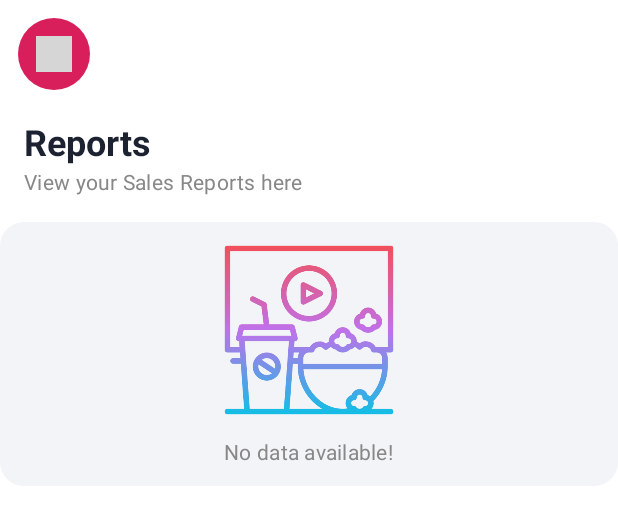
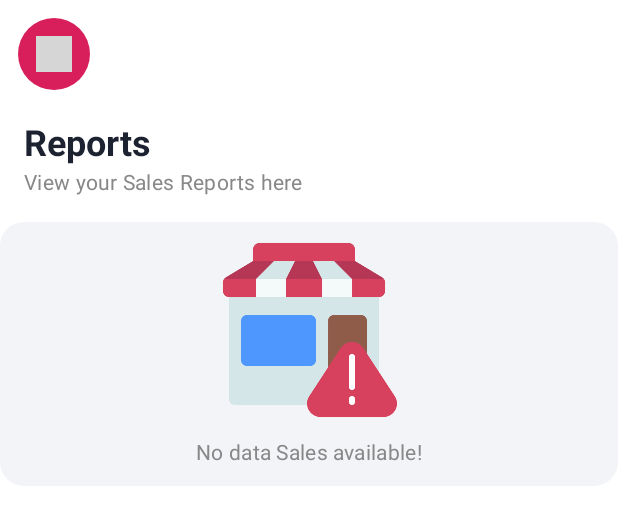
Before and after one commit to Dismas-Ospaltic/SalesNote, an Android app built with Jetpack Compose: the @Preview function ReportsScreenPreview, on a phone screen of 412 x 824 dp. Shown: the top 525 px of the screen. Run offline under Robolectric (Android 15) with nearby library versions, the phone set to English and light mode, and no system bars; our stand-ins replace accompanist; 1 statement that could not run was skipped; grey boxes are pictures that could not be loaded.

Commit message:
logical error bug fix

```diff
--- a/app/src/main/java/com/st11/salesnote/data/local/SingleSaleDao.kt
+++ b/app/src/main/java/com/st11/salesnote/data/local/SingleSaleDao.kt
@@ -6,6 +6,7 @@ package com.st11.salesnote.data.local
 import androidx.room.Dao
 import androidx.room.Insert
 import androidx.room.OnConflictStrategy
+import androidx.room.PrimaryKey
 import androidx.room.Query
 import androidx.room.Update
 import com.st11.salesnote.model.DailySalesReport
@@ -30,14 +31,15 @@ interface SingleSaleDao {
 
 
 
+
     @Query("""
     SELECT
         date,
-        SUM(CASE WHEN saleType = 'Cash' THEN totalPaid ELSE 0 END) AS cash,
-        SUM(CASE WHEN saleType = 'Bank' THEN totalPaid ELSE 0 END) AS bank,
-        SUM(CASE WHEN saleType = 'M-pesa' THEN totalPaid ELSE 0 END) AS mpesa,
-        SUM(CASE WHEN saleType NOT IN ('Cash','Bank','M-pesa') THEN totalPaid ELSE 0 END) AS other,
-        SUM(totalPaid) AS total
+        SUM(CASE WHEN saleType = 'Cash' THEN totalSale ELSE 0 END) AS cash,
+        SUM(CASE WHEN saleType = 'Bank' THEN totalSale ELSE 0 END) AS bank,
+        SUM(CASE WHEN saleType = 'M-pesa' THEN totalSale ELSE 0 END) AS mpesa,
+        SUM(CASE WHEN saleType NOT IN ('Cash','Bank','M-pesa') THEN totalSale ELSE 0 END) AS other,
+        SUM(totalSale) AS total
     FROM single_sale
     GROUP BY date
     ORDER BY date ASC
--- a/app/src/main/java/com/st11/salesnote/screens/HomeScreen.kt
+++ b/app/src/main/java/com/st11/salesnote/screens/HomeScreen.kt
@@ -72,7 +72,7 @@ import org.koin.androidx.compose.koinViewModel
 @Composable
 fun HomeScreen(navController: NavController) {
     val backgroundColor = colorResource(id = R.color.raspberry)
-    DynamicStatusBar(colorResource(id = R.color.white))
+    DynamicStatusBar(colorResource(id = R.color.raspberry))
     // ✅ Define states for search
     var isSearching by remember { mutableStateOf(false) }
     var searchQuery by remember { mutableStateOf("") }
--- a/app/src/main/java/com/st11/salesnote/screens/ReportsScreen.kt
+++ b/app/src/main/java/com/st11/salesnote/screens/ReportsScreen.kt
@@ -165,13 +165,13 @@ fun ReportsScreen(navController: NavController) {
                                 horizontalAlignment = Alignment.CenterHorizontally
                             ) {
                                 Image(
-                                    painter = painterResource(id = R.drawable.watchingamovie), // Replace with your image in res/drawable
+                                    painter = painterResource(id = R.drawable.shop), // Replace with your image in res/drawable
                                     contentDescription = "No Data",
                                     modifier = Modifier.size(120.dp)
                                 )
                                 Spacer(modifier = Modifier.height(12.dp))
                                 Text(
-                                    text = "No data available!",
+                                    text = "No data Sales available!",
                                     color = Color.Gray,
                                     style = MaterialTheme.typography.bodyMedium
                                 )
@@ -221,6 +221,11 @@ fun ReportsScreen(navController: NavController) {
                             Spacer(Modifier.height(4.dp))
                             Text(
                                 "M-pesa payments: ${report.mpesa}",
+                                style = MaterialTheme.typography.bodyMedium
+                            )
+                            Spacer(Modifier.height(4.dp))
+                            Text(
+                                "Other payments: ${report.other}",
                                 style = MaterialTheme.typography.bodyMedium
                             )
 //                            }
--- a/app/src/main/java/com/st11/salesnote/screens/SettingSreen.kt
+++ b/app/src/main/java/com/st11/salesnote/screens/SettingSreen.kt
@@ -2,6 +2,7 @@ package com.st11.salesnote.screens
 
 import android.content.Intent
 import android.net.Uri
+import androidx.compose.foundation.background
 import androidx.compose.foundation.clickable
 import androidx.compose.foundation.layout.*
 import androidx.compose.foundation.rememberScrollState
@@ -59,7 +60,8 @@ fun SettingScreen(navController: NavController) {
                 )
             )
         },
-        containerColor = colorResource(id = R.color.raspberry)
+
+        containerColor = colorResource(id = R.color.light_bg_color)
     ) { paddingValues ->
 
         Column(
@@ -68,6 +70,7 @@ fun SettingScreen(navController: NavController) {
                 .padding(paddingValues)
                 .padding(horizontal = 16.dp, vertical = 12.dp)
                 .verticalScroll(rememberScrollState()) // ✅ Scrollable content
+//                .background(colorResource(id = R.color.light_bg_color))
         ) {
 
             SettingCard(
--- a/app/src/main/java/com/st11/salesnote/screens/components/AddSalePopUp.kt
+++ b/app/src/main/java/com/st11/salesnote/screens/components/AddSalePopUp.kt
@@ -43,6 +43,7 @@ import androidx.compose.ui.text.input.KeyboardType
 import androidx.compose.ui.unit.dp
 import androidx.compose.ui.unit.sp
 import androidx.compose.ui.window.Dialog
+import androidx.room.PrimaryKey
 import com.st11.salesnote.R
 import com.st11.salesnote.model.SingleProductEntity
 import com.st11.salesnote.model.SingleSaleEntity
@@ -248,6 +249,7 @@ fun AddSalePopUp(
     var paymentMethod by remember { mutableStateOf("") }
     var amountPaid by remember { mutableStateOf("") }
     var amountRemain by remember { mutableStateOf("") }
+    var totalSale by remember { mutableStateOf(0f) }
 
     val singleSaleViewModel: SingleSaleViewModel = koinViewModel()
     val singleProductSaleViewModel: SingleProductSaleViewModel = koinViewModel()
@@ -269,6 +271,7 @@ fun AddSalePopUp(
         val paid = amountPaid.toDoubleOrNull() ?: 0.0
         val change = paid - total
         amountRemain = change.toString()
+//        totalSale =
 //        amountRemain = if (change >= 0) change.toString() else "0"
     }
 
@@ -443,6 +446,7 @@ fun AddSalePopUp(
 
                           ))
 
+
                             items.forEachIndexed { index, item ->
 
                       // Text("${index + 1}. ${item.name} - ${item.price} :qty ${item.quantity}")
--- a/app/src/main/java/com/st11/salesnote/viewmodel/SingleSaleViewModel.kt
+++ b/app/src/main/java/com/st11/salesnote/viewmodel/SingleSaleViewModel.kt
@@ -62,7 +62,7 @@ class SingleSaleViewModel(private val singleSaleRepository: SingleSaleRepository
 
 
 
-    private fun getSalesByDate(saleDate: String) {
+     fun getSalesByDate(saleDate: String) {
         viewModelScope.launch {
            singleSaleRepository.getSalesByDate(saleDate).collectLatest { products ->
                 _singleSale.value = products
```
Also changed, not shown: app/src/main/java/com/st11/salesnote/screens/SingleSalesReportScreen.kt (+24 -23 lines).
